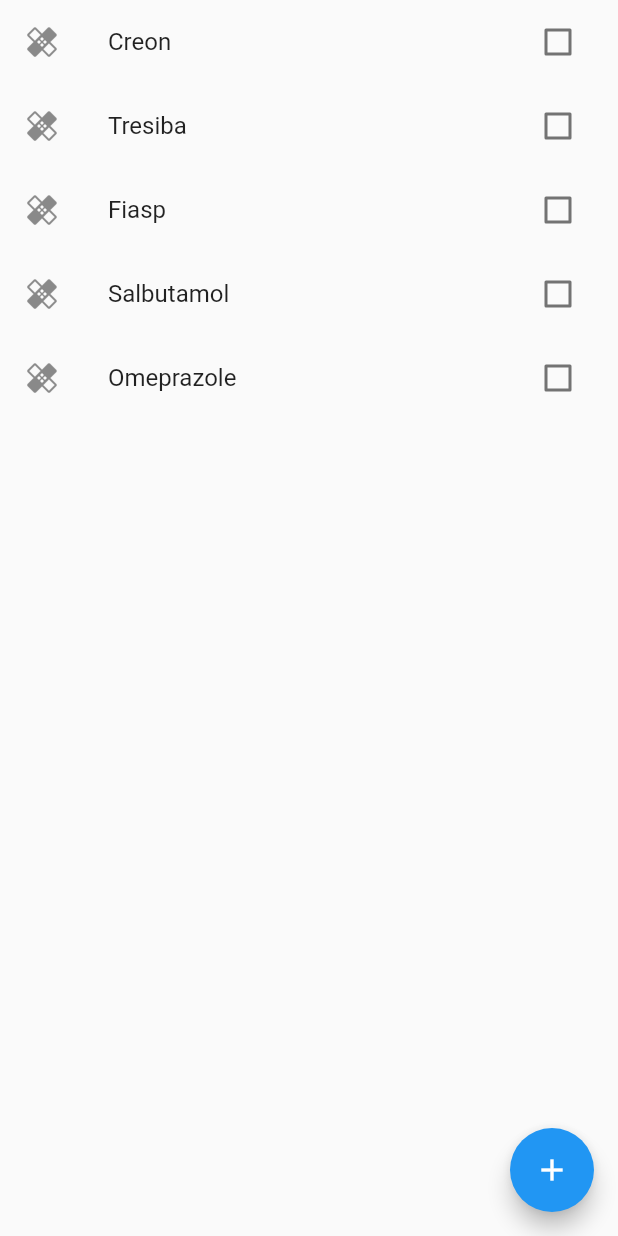
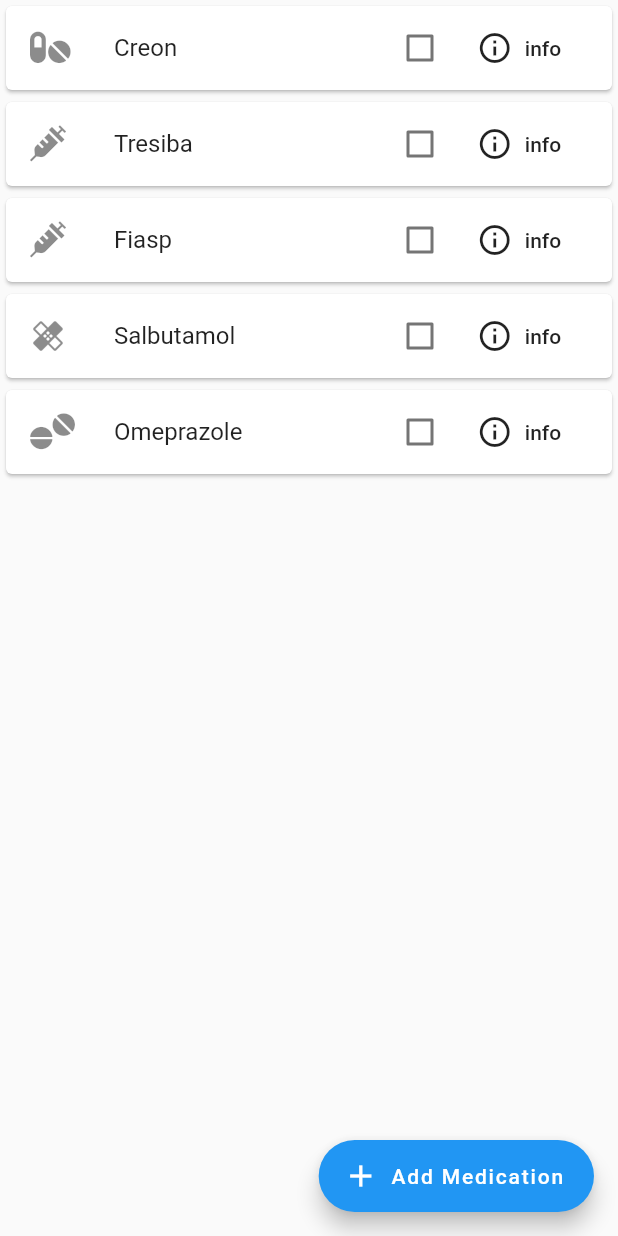
Before and after one commit to rosscraw/MedicationTracker, a Flutter app: the MedicationScreen screen opened directly, on a phone screen of 412 x 824 dp. Run offline on Flutter 3.47's test engine with Material 2 defaults, Android fonts, the light colour scheme and no system bars; our stand-ins replace cloud_firestore, firebase_auth, flutter_spinkit, table_calendar; accounts and stored records are empty.

Commit message:
Changes to styling. Added additional icons. Changed the way the medication list details are accessed so it is more clear. Changed medication list to use cards.

```diff
--- /dev/null
+++ b/medication_tracker/lib/assets/icons/icons.dart
@@ -0,0 +1,46 @@
+/// Flutter icons MyFlutterApp
+/// Copyright (C) 2020 by original authors @ fluttericon.com, fontello.com
+/// This font was generated by FlutterIcon.com, which is derived from Fontello.
+///
+/// To use this font, place it in your fonts/ directory and include the
+/// following in your pubspec.yaml
+///
+/// flutter:
+///   fonts:
+///    - family:  MyFlutterApp
+///      fonts:
+///       - asset: fonts/DownloadedIcons.ttf
+///
+///
+/// * RPG Awesome, Copyright (c) 2014, Daniela Howe
+///         Author:    Daniela Howe & Ivan Montiel
+///         License:   SIL (http://scripts.sil.org/OFL)
+///         Homepage:  http://nagoshiashumari.github.io/Rpg-Awesome/
+/// * Font Awesome 5, Copyright (C) 2016 by Dave Gandy
+///         Author:    Dave Gandy
+///         License:   SIL (https://github.com/FortAwesome/Font-Awesome/blob/master/LICENSE.txt)
+///         Homepage:  http://fortawesome.github.com/Font-Awesome/
+///
+import 'package:flutter/widgets.dart';
+
+class DownloadedIcons {
+  DownloadedIcons._();
+
+  static const _kFontFam = 'DownloadedIcons';
+  static const _kFontPkg = null;
+
+  static const IconData hospital_cross = IconData(0xea07, fontFamily: _kFontFam, fontPackage: _kFontPkg);
+  static const IconData pill = IconData(0xea60, fontFamily: _kFontFam, fontPackage: _kFontPkg);
+  static const IconData pills_1 = IconData(0xea61, fontFamily: _kFontFam, fontPackage: _kFontPkg);
+  static const IconData syringe_1 = IconData(0xeac2, fontFamily: _kFontFam, fontPackage: _kFontPkg);
+  static const IconData file_medical = IconData(0xf477, fontFamily: _kFontFam, fontPackage: _kFontPkg);
+  static const IconData first_aid = IconData(0xf479, fontFamily: _kFontFam, fontPackage: _kFontPkg);
+  static const IconData hospital_symbol = IconData(0xf47e, fontFamily: _kFontFam, fontPackage: _kFontPkg);
+  static const IconData notes_medical = IconData(0xf481, fontFamily: _kFontFam, fontPackage: _kFontPkg);
+  static const IconData pills = IconData(0xf484, fontFamily: _kFontFam, fontPackage: _kFontPkg);
+  static const IconData prescription_bottle = IconData(0xf485, fontFamily: _kFontFam, fontPackage: _kFontPkg);
+  static const IconData prescription_bottle_alt = IconData(0xf486, fontFamily: _kFontFam, fontPackage: _kFontPkg);
+  static const IconData syringe = IconData(0xf48e, fontFamily: _kFontFam, fontPackage: _kFontPkg);
+  static const IconData tablets = IconData(0xf490, fontFamily: _kFontFam, fontPackage: _kFontPkg);
+  static const IconData thermometer = IconData(0xf491, fontFamily: _kFontFam, fontPackage: _kFontPkg);
+}
--- a/medication_tracker/lib/back_end/medication.dart
+++ b/medication_tracker/lib/back_end/medication.dart
@@ -1,3 +1,6 @@
+import 'package:flutter/material.dart';
+import 'package:flutter/widgets.dart';
+import 'package:medicationtracker/assets/icons/icons.dart';
 
 /// Represents a medication that a User may have in their medication list.
 class Medication{
@@ -45,4 +48,19 @@
     _hasMedBeenTaken = hasBeenTaken;
   }
 
+  IconData getMedicationIcon() {
+    if (_medType == 'Pills') {
+      return DownloadedIcons.pills;
+    }
+    else if (_medType == 'Tablets') {
+      return DownloadedIcons.tablets;
+    }
+    else if (_medType == 'Injection') {
+      return DownloadedIcons.syringe;
+    }
+    else {
+      return Icons.healing;
+    }
+  }
+
 }
--- a/medication_tracker/lib/dummy_data/dummy_user.dart
+++ b/medication_tracker/lib/dummy_data/dummy_user.dart
@@ -6,11 +6,11 @@
 class DummyUser {
 
   User dummyUser = new User(uid: 'user1234', name: 'Ross');
-  Medication creon = new Medication('Creon', '150mg', 'Capsule');
+  Medication creon = new Medication('Creon', '150mg', 'Pills');
   Medication tresiba = new Medication("Tresiba", "100 units", "Injection");
   Medication fiasp = new Medication("Fiasp", "100 units", "Injection");
   Medication salbutamol = new Medication("Salbutamol", "100mcg", "Inhaler");
-  Medication omeprazole = new Medication("Omeprazole", "20mg", "Capsule");
+  Medication omeprazole = new Medication("Omeprazole", "20mg", "Tablets");
 
   DummyUser() {
     dummyUser.addMedication(creon);
--- a/medication_tracker/lib/screens/authenticate/log_in_screen.dart
+++ b/medication_tracker/lib/screens/authenticate/log_in_screen.dart
@@ -49,6 +49,9 @@
 //      ),
       body: SingleChildScrollView(
         child: SafeArea(
+          child: Center(
+            child: SizedBox(
+              width: 500.0,
               child: Column(
                 children: [
   //              Image(
@@ -86,7 +89,9 @@
                 ],
               ),
           ),
+        ),
       )
+    ),
     );
   }
 }
--- a/medication_tracker/lib/screens/authenticate/register_account_screen.dart
+++ b/medication_tracker/lib/screens/authenticate/register_account_screen.dart
@@ -47,6 +47,9 @@
 //      ),
       body: SingleChildScrollView(
         child: SafeArea(
+          child: Center(
+            child: SizedBox(
+              width: 500.0,
               child: Column(
                 children: [
                   SizedBox(
@@ -77,6 +80,8 @@
                 ],
               ),
             ),
+          ),
+        ),
       )
     );
   }
--- a/medication_tracker/lib/screens/home/medication_list_screen.dart
+++ b/medication_tracker/lib/screens/home/medication_list_screen.dart
@@ -1,4 +1,5 @@
 import 'package:flutter/material.dart';
+import 'package:medicationtracker/assets/icons/icons.dart';
 import 'package:medicationtracker/back_end/medication.dart';
 import 'package:medicationtracker/back_end/user.dart';
 import 'package:medicationtracker/dummy_data/dummy_user.dart';
@@ -8,6 +9,7 @@
 import 'package:provider/provider.dart';
 import 'package:cloud_firestore/cloud_firestore.dart';
 import 'package:medicationtracker/dummy_data/constants.dart';
+import 'package:medicationtracker/assets/icons/icons.dart';
 
 /// Screen that displays a list of medications in the user's medication list.
 /// User can check a checkbox to confirm whether or not they have taken the medication.
@@ -30,15 +32,24 @@
     return StreamProvider<QuerySnapshot>.value(
       value: FirestoreDatabase().trackerUsers,
       child: Scaffold(
-        body: Container(
+        body: Center(
+          child: SizedBox(
+            width: 500.0,
+            child: Container(
                 child: ListView.builder(
                   itemCount: dummyList.length,
                   itemBuilder: (context, index) {
-                return ListTile(
-                    leading: Icon(Icons.healing),
+                    return Card(
+                      child: ListTile(
+                          leading: Icon(
+                              dummyList[index].getMedicationIcon()
+                          ),
                           //TODO link to database
                           title: Text(dummyList[index].getName()),
-                    trailing: Checkbox(
+                          trailing: Row(
+                            mainAxisSize: MainAxisSize.min,
+                            children: <Widget>[
+                              Checkbox(
                                 value: dummyList[index].getHasMedBeenTaken(),
                                 onChanged: (bool newValue) {
                                   setState(() {
@@ -46,38 +57,62 @@
                                   });
                                 },
                               ),
-                    onTap: () {
-                      // TODO Firestore Integration
-                      Navigator.push(
-                        context,
-                        new MaterialPageRoute(
-                            builder: (context) => MedicationDetails(dummyList[index], dummyUser.getDummyUser()))
-                      ).then((value) {
-                      setState(() {
-
-                      });
-                      });
-                    }
+                              FlatButton.icon(
+                                icon: Icon(
+                                    Icons.info_outline,
+                                ),
+                                label: Text(
+                                  'info'
+                                ),
+                                onPressed: () {
+                                  navigateToMedicationDetails(dummyList[index]);
+                                  },
+                              ),
+                            ],
+                          ),
+                      ),
                     );
                   },
                 ),
             ),
-          floatingActionButton: FloatingActionButton(
+          ),
+        ),
+          floatingActionButton: FloatingActionButton.extended(
             onPressed: () {
+              navigateToAddMedication();
+            },
+            label: Text('Add Medication'),
+            tooltip: 'Add Medication',
+            icon: Icon(Icons.add),
+          ),
+      ),
+    );
+  }
+
+  /// Pushes Add Medication Screen to top of the stack to display to user.
+  void navigateToAddMedication() {
     Navigator.push(
         context,
         new MaterialPageRoute(
             builder: (context) => AddMedicationScreen(dummyUser.getDummyUser()))
     ).then((value) {
       setState(() {
-
       });
     });
-            },
-            tooltip: 'Add Medication',
-            child: Icon(Icons.add),
-          ),
-      ),
-    );
   }
+
+  /// Pushes Medication Details Screen for Medication at [index] to display to user.
+  void navigateToMedicationDetails(Medication medication) {
+    // TODO Firestore Integration
+    Navigator.push(
+        context,
+        new MaterialPageRoute(
+            builder: (context) => MedicationDetails(medication, dummyUser.getDummyUser()))
+    ).then((value) {
+      setState(() {
+      });
+    });
   }
+
+
+}
--- a/medication_tracker/pubspec.yaml
+++ b/medication_tracker/pubspec.yaml
@@ -46,6 +46,10 @@
 # The following section is specific to Flutter.
 flutter:
   uses-material-design: true
+  fonts:
+    - family:  DownloadedIcons
+      fonts:
+        - asset: lib/assets/icons/DownloadedIcons.ttf
   # assets:
 
   # An image asset can refer to one or more resolution-specific "variants", see
```
Also changed, not shown: medication_tracker/lib/screens/app_root.dart (+21 -0 lines), medication_tracker/lib/screens/home/add_medication.dart (+36 -4 lines), medication_tracker/lib/assets/icons/DownloadedIcons.ttf (added). Lines whose indentation alone changed are shown as unchanged.
